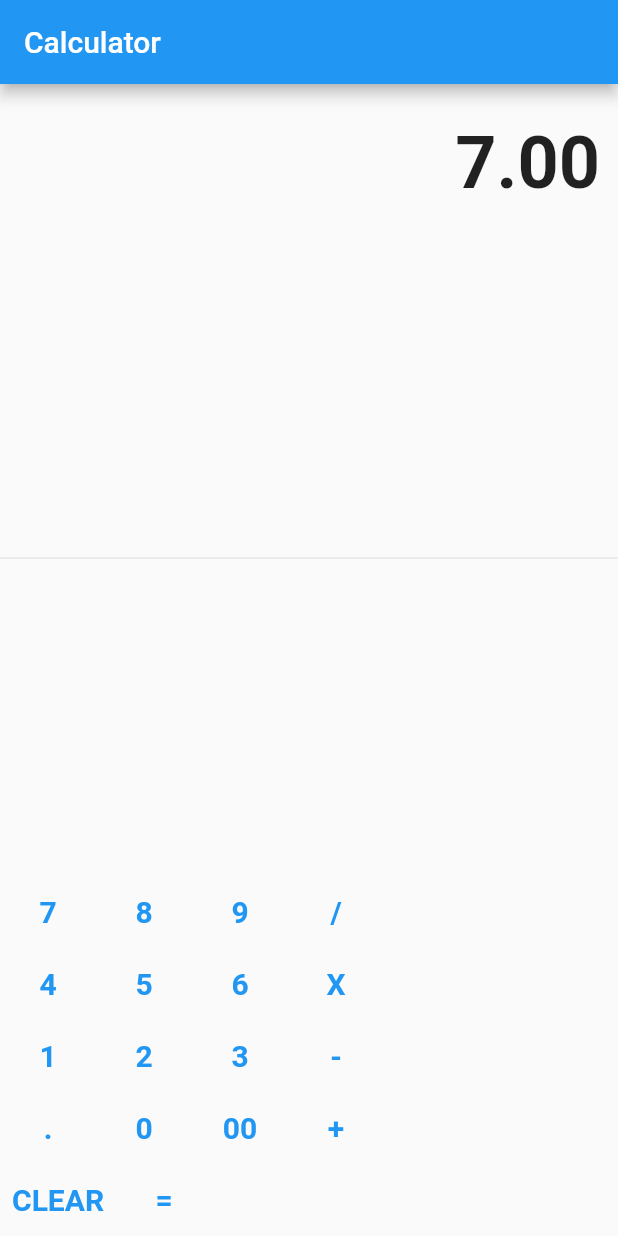
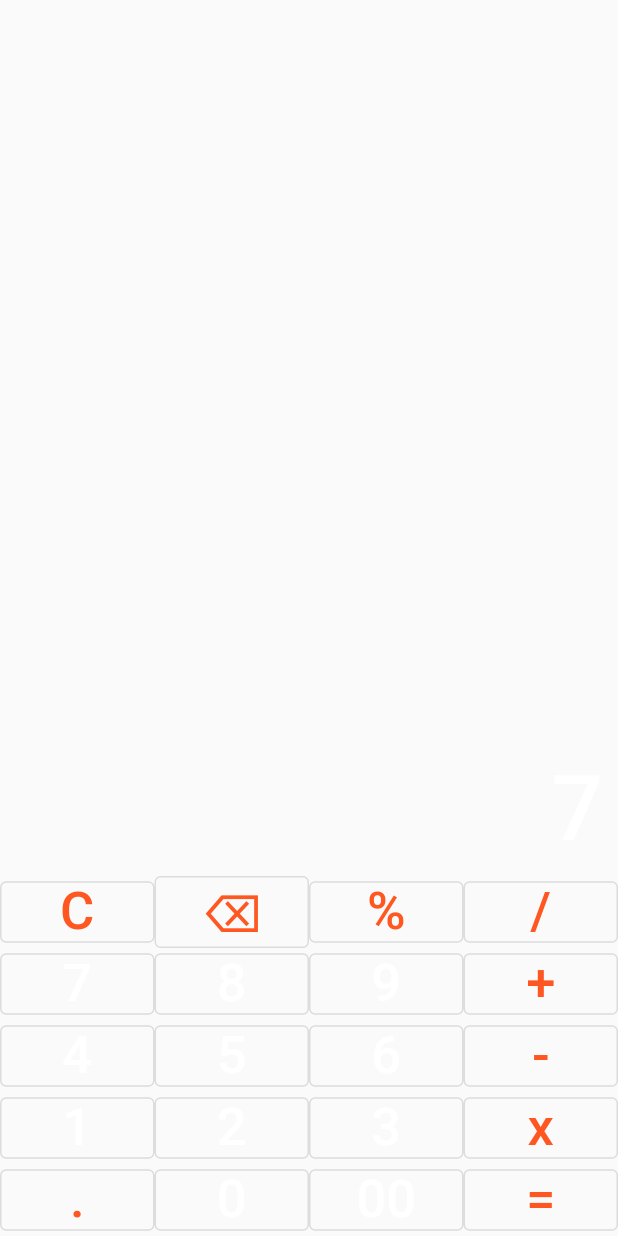
Before and after one commit to Jacksin76/CalculatorFlutter, a Flutter app: the screen it shows after launch, after a tap on an icon or button, on a phone screen of 412 x 824 dp. Run offline on Flutter 3.47's test engine with Material 2 defaults, Android fonts, the phone set to English and light mode, and no system bars.

Commit message:
Final Version

```diff
--- a/lib/main.dart
+++ b/lib/main.dart
@@ -1,154 +1,173 @@
 import 'package:flutter/material.dart';
 
+void main() {
+  runApp(Calculator());
+}
 
-
-void main() => runApp(MyCalculator());
-
-class MyCalculator extends StatelessWidget {
-
-
+class Calculator extends StatelessWidget {
   @override
   Widget build(BuildContext context) {
     return MaterialApp(
-      title: 'Calculator',
-      home: Calculator(),
+      theme: ThemeData.light(),
+      darkTheme: ThemeData.dark(),
+      home: CalcBody(),
+      debugShowCheckedModeBanner: false,
     );
   }
 }
 
+class CalcBody extends StatefulWidget {
+  @override
+  _CalcBodyState createState() => _CalcBodyState();
+}
 
 
-class Calculator extends StatefulWidget {
+class _CalcBodyState extends State<CalcBody> {
   @override
-  _CalculatorState createState() => _CalculatorState();
-}
-
-class _CalculatorState extends State<Calculator> {
-  String output = "0";
-
-  String _output = "0";
-  double num1 = 0.0;
-  double num2 = 0.0;
-  String operand = "";
-
-  buttonPressed(String buttonText) {
-    if (buttonText == "CLEAR") {
-      _output = "0";
-      num1 = 0.0;
-      num2 = 0.0;
-      operand = "";
-    } else if (buttonText == "+" ||
-        buttonText == "-" ||
-        buttonText == "/" ||
-        buttonText == "X") {
-      num1 = double.parse(output);
-      operand = buttonText;
-      _output = "0";
-    } else if (buttonText == ".") {
-      if (_output.contains(".")) {
-        print("Already contains a decimal");
-        return;
-      } else {
-        _output = _output + buttonText;
-      }
-    } else if (buttonText == "=") {
-      num2 = double.parse(output);
-      if (operand == "+") {
-        _output = (num1 + num2).toString();
-      }
-      if (operand == "-") {
-        _output = (num1 - num2).toString();
-      }
-      if (operand == "X") {
-        _output = (num1 * num2).toString();
-      }
-      if (operand == "/") {
-        _output = (num1 / num2).toString();
-      }
-      num1 = 0.0;
-      num2 = 0.0;
-      operand = "";
-    } else {
-      _output = _output + buttonText;
-    }
-    setState(() {
-      output = double.parse(_output).toStringAsFixed(2);
-    });
-  }
-
-  Widget buildButton(String buttonText) {
-    return TextButton(
-      child: Text(
-        buttonText,
-        style: TextStyle(
-          fontSize: 20.0,
-          fontWeight: FontWeight.bold,
+  Widget build(BuildContext context) {
+    return Scaffold(
+      body: Container(
+        child: Column(
+          mainAxisAlignment: MainAxisAlignment.end,
+          children: <Widget>[
+            Expanded(
+              child: Container(
+                padding: EdgeInsets.all(10.0),
+                alignment: Alignment.bottomRight,
+                child: Text(
+                  text,
+                  style: TextStyle(
+                      fontSize: 60.0,
+                      fontWeight: FontWeight.w500,
+                      color: Colors.white),
+                ),
+              ),
+            ),
+            Row(
+              children: <Widget>[
+                FunkctionButton("C"),
+                FunkctionButton("⌫"),
+                FunkctionButton("%"),
+                FunkctionButton("/"),
+              ],
+            ),
+            Row(
+              children: <Widget>[
+                NumberButton("7"),
+                NumberButton("8"),
+                NumberButton("9"),
+                FunkctionButton("+"),
+              ],
+            ),
+            Row(
+              children: <Widget>[
+                NumberButton("4"),
+                NumberButton("5"),
+                NumberButton("6"),
+                FunkctionButton("-"),
+              ],
+            ),
+            Row(
+              children: <Widget>[
+                NumberButton("1"),
+                NumberButton("2"),
+                NumberButton("3"),
+                FunkctionButton("x"),
+              ],
+            ),
+            Row(
+              children: <Widget>[
+                FunkctionButton("."),
+                NumberButton("0"),
+                NumberButton("00"),
+                FunkctionButton("="),
+              ],
+            ),
+          ],
         ),
       ),
-      onPressed: () {
-        buttonPressed(buttonText);
-      },
     );
   }
 
+  Widget FunkctionButton(String val) {
+    return Expanded(
+      child: OutlinedButton(
+        onPressed: () => btnClicked(val),
+        child: Text(
+          val,
+          style: const TextStyle(fontSize: 35.0, color: Colors.deepOrange),
+        ),
+      ),
+    );
+  }
 
+  Widget NumberButton(String val) {
+    return Expanded(
+      child: OutlinedButton(
+        onPressed: () => btnClicked(val),
+        child: Text(
+          val,
+          style: const TextStyle(fontSize: 35.0, color: Colors.white),
+        ),
+      ),
+    );
+  }
 
-  @override
-  Widget build(BuildContext context) {
-    return Scaffold(
-        appBar: AppBar(
-          title: Text("Calculator"),
-        ),
-        body: Container(
-            child: Column(
-              children: <Widget>[
-                Container(
-                    alignment: Alignment.centerRight,
-                    padding: EdgeInsets.symmetric(
-                      vertical: 24.0,
-                      horizontal: 12.0,
-                    ),
-                    child: Text(
-                      output,
-                      style: TextStyle(
-                        fontSize: 48.0,
-                        fontWeight: FontWeight.bold,
-                      ),
-                    )),
-                Expanded(
-                  child: Divider(),
-                ),
-                Column(children: [
-                  Row(children: [
-                    buildButton("7"),
-                    buildButton("8"),
-                    buildButton("9"),
-                    buildButton("/")
-                  ]),
-                  Row(children: [
-                    buildButton("4"),
-                    buildButton("5"),
-                    buildButton("6"),
-                    buildButton("X")
-                  ]),
-                  Row(children: [
-                    buildButton("1"),
-                    buildButton("2"),
-                    buildButton("3"),
-                    buildButton("-")
-                  ]),
-                  Row(children: [
-                    buildButton("."),
-                    buildButton("0"),
-                    buildButton("00"),
-                    buildButton("+")
-                  ]),
-                  Row(children: [
-                    buildButton("CLEAR"),
-                    buildButton("="),
-                  ]),
-                ])
-              ],
-            )));
+  String text = "0";
+  String result = "0";
+  String expression = "";
+  double num1 = 0.0;
+  double num2 = 0.0;
+  String operation = "";
+
+  void btnClicked(String val) {
+    if (val == "C") {
+      text = "0";
+      result = "0";
+      expression = "";
+      num1 = 0.0;
+      num2 = 0.0;
+      operation = "";
+    } else if (val == "⌫") {
+      text = text.substring(0, text.length - 1);
+      if (text == "") {
+        text = "0";
+      }
+    } else if (val == "+" ||
+        val == "-" ||
+        val == "x" ||
+        val == "/" ||
+        val == "%") {
+      num1 = double.parse(text);
+      operation = val;
+      expression = text + operation;
+      text = "0";
+    } else if (val == "=") {
+      num2 = double.parse(text);
+      if (operation == "+") {
+        result = (num1 + num2).toString();
+      }
+      if (operation == "-") {
+        result = (num1 - num2).toString();
+      }
+      if (operation == "x") {
+        result = (num1 * num2).toString();
+      }
+      if (operation == "/") {
+        result = (num1 / num2).toString();
+      }
+      if (operation == "%") {
+        result = (num1 / 100 * num2).toString();
+      }
+      expression = "";
+      text = result;
+    } else {
+      if (text == "0") {
+        text = val;
+      } else {
+        text = text + val;
+      }
+    }
+    setState(() {});
   }
 }
```
